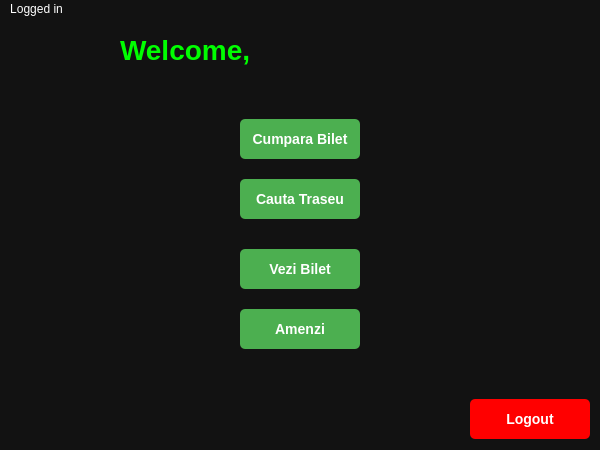
Old version of the form MainPage.ui in the repository Neutrino123/STB.
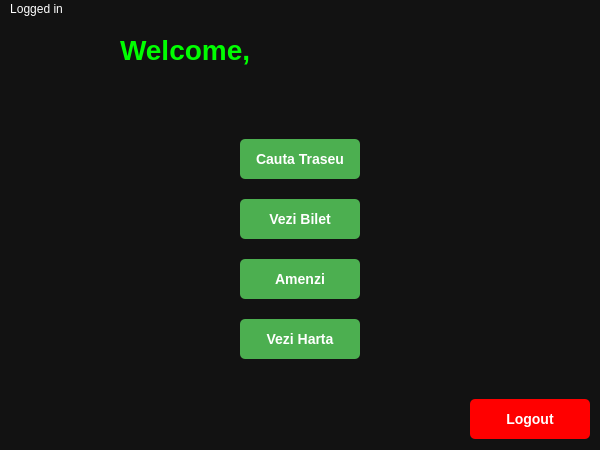
New version of the form. Icons and pictures are not drawn.

Diff of the .ui file:
```diff
--- a/MainPage.ui
+++ b/MainPage.ui
@@ -48,33 +48,11 @@
      <string>Welcome, &lt;username&gt;</string>
     </property>
    </widget>
-   <widget class="QPushButton" name="cumparaBiletButton">
-    <property name="geometry">
-     <rect>
-      <x>240</x>
-      <y>100</y>
-      <width>120</width>
-      <height>40</height>
-     </rect>
-    </property>
-    <property name="sizePolicy">
-     <sizepolicy hsizetype="Expanding" vsizetype="Fixed">
-      <horstretch>1</horstretch>
-      <verstretch>0</verstretch>
-     </sizepolicy>
-    </property>
-    <property name="styleSheet">
-     <string notr="true">background-color: #4CAF50; color: white; border-radius: 5px; font-weight: bold; padding: 10px; text-align: center; font-size: 14px; transition: background-color 0.3s ease;</string>
-    </property>
-    <property name="text">
-     <string>Cumpara Bilet</string>
-    </property>
-   </widget>
    <widget class="QPushButton" name="cautaTraseuButton">
     <property name="geometry">
      <rect>
       <x>240</x>
-      <y>160</y>
+      <y>120</y>
       <width>120</width>
       <height>40</height>
      </rect>
@@ -96,17 +74,11 @@
     <property name="geometry">
      <rect>
       <x>240</x>
-      <y>230</y>
+      <y>180</y>
       <width>120</width>
       <height>40</height>
      </rect>
     </property>
-    <property name="sizePolicy">
-     <sizepolicy hsizetype="Expanding" vsizetype="Fixed">
-      <horstretch>1</horstretch>
-      <verstretch>0</verstretch>
-     </sizepolicy>
-    </property>
     <property name="styleSheet">
      <string notr="true">background-color: #4CAF50; color: white; border-radius: 5px; font-weight: bold; padding: 10px; text-align: center; font-size: 14px; transition: background-color 0.3s ease;</string>
     </property>
@@ -118,17 +90,11 @@
     <property name="geometry">
      <rect>
       <x>240</x>
-      <y>290</y>
+      <y>240</y>
       <width>120</width>
       <height>40</height>
      </rect>
     </property>
-    <property name="sizePolicy">
-     <sizepolicy hsizetype="Expanding" vsizetype="Fixed">
-      <horstretch>1</horstretch>
-      <verstretch>0</verstretch>
-     </sizepolicy>
-    </property>
     <property name="styleSheet">
      <string notr="true">background-color: #4CAF50; color: white; border-radius: 5px; font-weight: bold; padding: 10px; text-align: center; font-size: 14px; transition: background-color 0.3s ease;</string>
     </property>
@@ -136,6 +102,22 @@
      <string>Amenzi</string>
     </property>
    </widget>
+   <widget class="QPushButton" name="veziHartaButton">
+    <property name="geometry">
+     <rect>
+      <x>240</x>
+      <y>300</y>
+      <width>120</width>
+      <height>40</height>
+     </rect>
+    </property>
+    <property name="styleSheet">
+     <string notr="true">background-color: #4CAF50; color: white; border-radius: 5px; font-weight: bold; padding: 10px; text-align: center; font-size: 14px; transition: background-color 0.3s ease; cursor: pointer;</string>
+    </property>
+    <property name="text">
+     <string>Vezi Harta</string>
+    </property>
+   </widget>
    <widget class="QPushButton" name="logoutButton">
     <property name="geometry">
      <rect>
```
Left out of the diff: 45 changed lines with no effect on the pictures.
